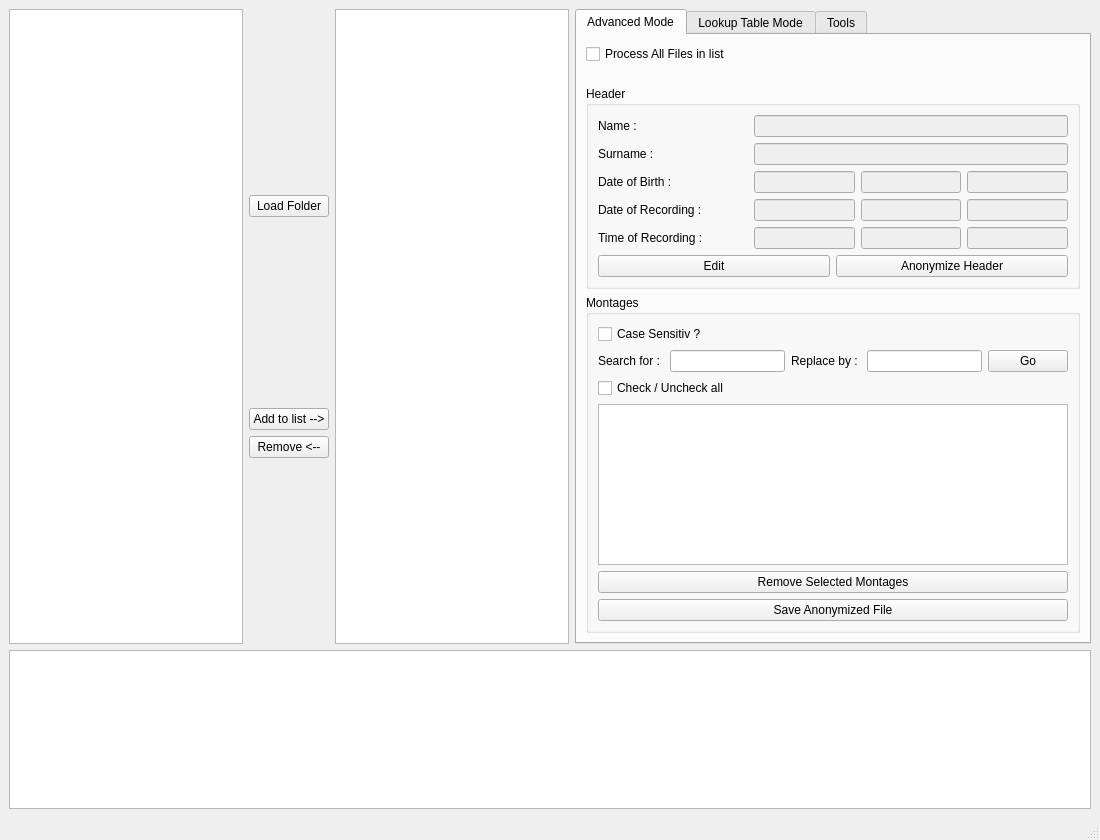
Before: the Qt Designer form TRCAnonymizer.ui in floriansipp/TRCAnonymizer, drawn with Qt 5.
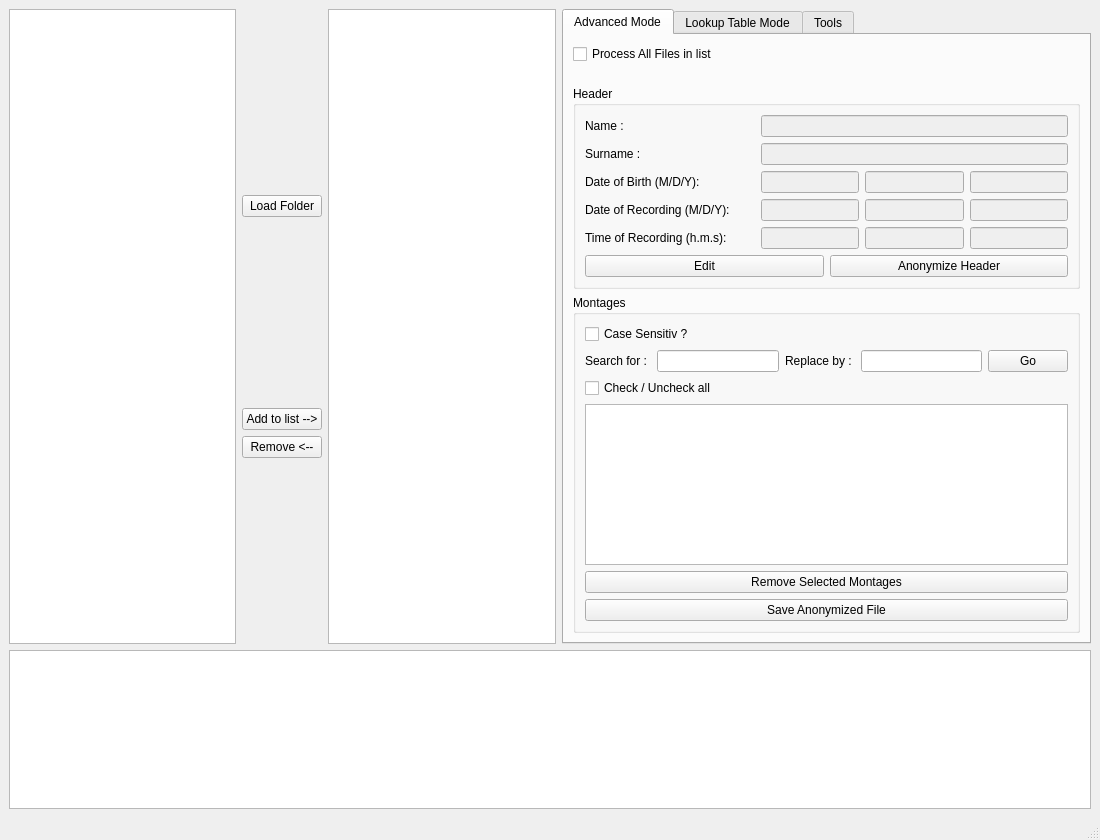
After: the same form once the commit is applied.

Commit message: rajout de détails dans l'UI

Diff of the .ui file:
```diff
--- a/TRCAnonymizer.ui
+++ b/TRCAnonymizer.ui
@@ -161,7 +161,7 @@
                 <widget class="QLabel" name="label">
                  <property name="minimumSize">
                   <size>
-                   <width>150</width>
+                   <width>170</width>
                    <height>0</height>
                   </size>
                  </property>
@@ -191,7 +191,7 @@
                 <widget class="QLabel" name="label_2">
                  <property name="minimumSize">
                   <size>
-                   <width>150</width>
+                   <width>170</width>
                    <height>0</height>
                   </size>
                  </property>
@@ -221,7 +221,7 @@
                 <widget class="QLabel" name="label_3">
                  <property name="minimumSize">
                   <size>
-                   <width>150</width>
+                   <width>170</width>
                    <height>0</height>
                   </size>
                  </property>
@@ -232,7 +232,7 @@
                   </size>
                  </property>
                  <property name="text">
-                  <string>Date of Birth : </string>
+                  <string>Date of Birth (M/D/Y): </string>
                  </property>
                 </widget>
                </item>
@@ -265,7 +265,7 @@
                 <widget class="QLabel" name="label_8">
                  <property name="minimumSize">
                   <size>
-                   <width>150</width>
+                   <width>170</width>
                    <height>0</height>
                   </size>
                  </property>
@@ -276,7 +276,7 @@
                   </size>
                  </property>
                  <property name="text">
-                  <string>Date of Recording : </string>
+                  <string>Date of Recording (M/D/Y): </string>
                  </property>
                 </widget>
                </item>
@@ -309,7 +309,7 @@
                 <widget class="QLabel" name="label_9">
                  <property name="minimumSize">
                   <size>
-                   <width>150</width>
+                   <width>170</width>
                    <height>0</height>
                   </size>
                  </property>
@@ -320,7 +320,7 @@
                   </size>
                  </property>
                  <property name="text">
-                  <string>Time of Recording : </string>
+                  <string>Time of Recording (h.m.s): </string>
                  </property>
                 </widget>
                </item>
```
